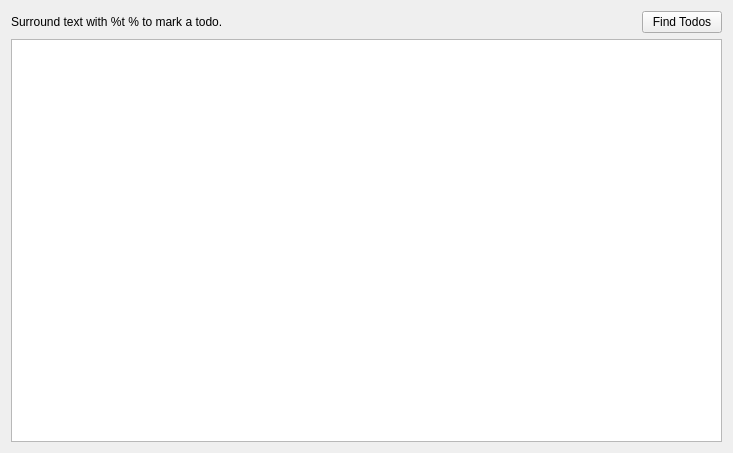
olivierkes/manuskript, file manuskript/ui/tools/comment_ui.ui: the form before one commit.
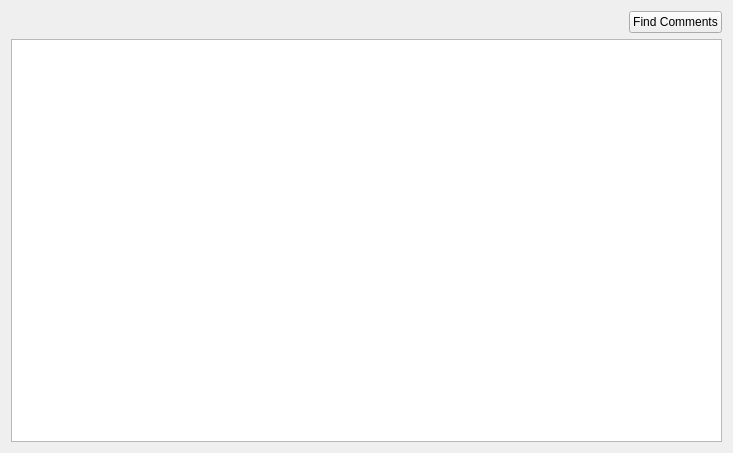
The form after the commit.

Commit message: Renaming from todo to comment in UI and internally. Minor change where long TODOs are shortened in the UI, because otherwise I thought it was unwieldy.

```diff
--- a/manuskript/ui/tools/comment_ui.ui
+++ b/manuskript/ui/tools/comment_ui.ui
@@ -17,13 +17,6 @@
   <layout class="QVBoxLayout" name="verticalLayout">
    <item>
     <layout class="QHBoxLayout" name="horizontalLayout">
-     <item>
-      <widget class="QLabel" name="help_label">
-       <property name="text">
-        <string>Surround text with %t % to mark a todo.</string>
-       </property>
-      </widget>
-     </item>
      <item>
       <spacer name="horizontalSpacer">
        <property name="orientation">
@@ -40,7 +33,7 @@
      <item>
       <widget class="QPushButton" name="btnFindTodos">
        <property name="text">
-        <string>Find Todos</string>
+        <string>Find Comments</string>
        </property>
       </widget>
      </item>
```
Left out of the diff: 10 changed lines with no effect on the pictures. The commit also changes 5 other files.
